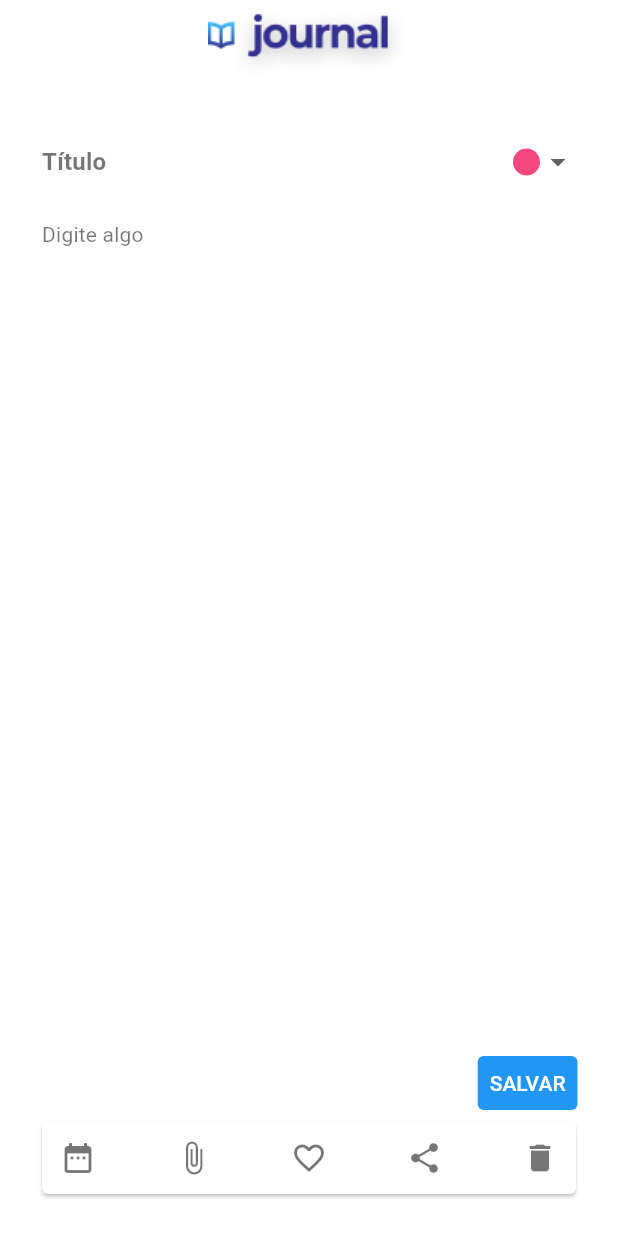
After one commit to Sapa1/bloco_de_notas, a Flutter app: the screen it shows after launch, after a tap on the "add" icon, on a phone screen of 412 x 824 dp. The commit adds this screen. Run offline on Flutter 3.47's test engine with Material 2 defaults, Android fonts, the phone set to English and light mode, and no system bars; missing offline and left inert: animated_card; project files that could hold a hidden picture were left out.

```diff
--- a/lib/src/features/home/home_page.dart
+++ b/lib/src/features/home/home_page.dart
@@ -1,3 +1,4 @@
+import 'package:bloco_de_notas/src/features/new_note/new_note.dart';
 import 'package:bloco_de_notas/src/shared/constants/app_colors.dart';
 import 'package:bloco_de_notas/src/shared/constants/text_styles.dart';
 import 'package:flutter/material.dart';
@@ -67,18 +68,20 @@ class _HomePageState extends State<HomePage> {
                 child: Padding(
                   padding: const EdgeInsets.only(
                     top: 24.0,
-                    bottom: 140.0,
                     left: 40,
                     right: 34,
                   ),
-                  child: Column(
+                  child: Flex(
+                    direction: Axis.vertical,
                     mainAxisAlignment: MainAxisAlignment.start,
                     crossAxisAlignment: CrossAxisAlignment.start,
                     mainAxisSize: MainAxisSize.min,
                     children: [
-                      Text(
-                        'Não importa onde você\nesteja! Guarde suas ideias para depois ;)',
-                        style: TextStyles.roxo24w400Roboto,
+                      Flexible(
+                        child: Text(
+                          'Não importa onde você\nesteja! Guarde suas ideias para depois ;)',
+                          style: TextStyles.roxo24w400Roboto,
+                        ),
                       ),
                       SizedBox(
                         height: 24,
@@ -97,6 +100,13 @@ class _HomePageState extends State<HomePage> {
       ),
       floatingActionButtonLocation: FloatingActionButtonLocation.centerFloat,
       floatingActionButton: InkWell(
+        onTap: () {
+          Navigator.of(context).push(
+            MaterialPageRoute(
+              builder: (BuildContext context) => NewNotePage(),
+            ),
+          );
+        },
         child: Container(
           width: 56,
           height: 56,
--- /dev/null
+++ b/lib/src/features/new_note/new_note.dart
@@ -0,0 +1,251 @@
+import 'package:bloco_de_notas/src/shared/constants/app_colors.dart';
+import 'package:bloco_de_notas/src/shared/constants/text_styles.dart';
+import 'package:flutter/material.dart';
+
+class NewNotePage extends StatefulWidget {
+  const NewNotePage({Key? key}) : super(key: key);
+
+  @override
+  _NewNotePageState createState() => _NewNotePageState();
+}
+
+class _NewNotePageState extends State<NewNotePage> {
+  var save;
+  late DropDownItemData _value;
+  final List<DropDownItemData> list = [
+    DropDownItemData(
+      color: AppColors.rosa,
+      value: 'rosa,',
+    ),
+    DropDownItemData(
+      color: AppColors.verde,
+      value: 'verde',
+    ),
+    DropDownItemData(
+      color: AppColors.roxo,
+      value: 'roxo,',
+    ),
+    DropDownItemData(
+      color: AppColors.ciano,
+      value: 'ciano',
+    ),
+    DropDownItemData(
+      color: AppColors.amarelo,
+      value: 'amarelo',
+    ),
+  ];
+
+  @override
+  void initState() {
+    _value = list[0];
+    super.initState();
+  }
+
+  @override
+  Widget build(BuildContext context) {
+    return Scaffold(
+      backgroundColor: Colors.white,
+      appBar: AppBar(
+        title: Image.asset(
+          'assets/images/app_bar_logo.png',
+        ),
+        backgroundColor: Colors.white,
+        centerTitle: true,
+        elevation: 0,
+      ),
+      body: Stack(
+        children: [
+          SingleChildScrollView(
+            child: Padding(
+              padding: const EdgeInsets.all(28.0),
+              child: Column(
+                mainAxisAlignment: MainAxisAlignment.start,
+                children: [
+                  Flex(
+                    direction: Axis.horizontal,
+                    children: [
+                      Expanded(
+                        child: TextField(
+                          decoration: InputDecoration(
+                            hintText: 'Título',
+                            hintStyle: TextStyle(
+                              fontFamily: 'Roboto',
+                              fontWeight: FontWeight.w700,
+                              fontSize: 16,
+                              letterSpacing: 0.15,
+                              color: Colors.black.withOpacity(0.54),
+                            ),
+                            labelStyle: TextStyle(
+                              fontFamily: 'Roboto',
+                              fontWeight: FontWeight.w700,
+                              fontSize: 16,
+                              letterSpacing: 0.15,
+                              color: Colors.black.withOpacity(0.54),
+                            ),
+                            border: InputBorder.none,
+                            enabledBorder: InputBorder.none,
+                            focusedBorder: InputBorder.none,
+                            disabledBorder: InputBorder.none,
+                            focusedErrorBorder: InputBorder.none,
+                          ),
+                        ),
+                      ),
+                      DropdownButton(
+                        underline: Container(),
+                        onChanged: (value) {
+                          setState(() {
+                            _value = value as DropDownItemData;
+                          });
+                        },
+                        value: _value,
+                        selectedItemBuilder: (BuildContext context) {
+                          return list.map<Widget>((DropDownItemData item) {
+                            return Center(
+                              child: Container(
+                                width: 18,
+                                height: 18,
+                                decoration: BoxDecoration(
+                                  color: _value.color,
+                                  shape: BoxShape.circle,
+                                ),
+                              ),
+                            );
+                          }).toList();
+                        },
+                        focusColor: Colors.transparent,
+                        items: list
+                            .map(
+                              (e) => DropdownMenuItem(
+                                value: e,
+                                child: Center(
+                                  child: Container(
+                                    width: 18,
+                                    height: 18,
+                                    decoration: BoxDecoration(
+                                      color: e.color,
+                                      shape: BoxShape.circle,
+                                    ),
+                                  ),
+                                ),
+                              ),
+                            )
+                            .toList(),
+                      ),
+                    ],
+                  ),
+                  TextField(
+                    maxLines: null,
+                    minLines: null,
+                    decoration: InputDecoration(
+                      hintText: 'Digite algo',
+                      hintStyle: TextStyle(
+                        fontFamily: 'Roboto',
+                        fontSize: 14,
+                        fontWeight: FontWeight.w400,
+                        letterSpacing: 0.15,
+                        color: Colors.black.withOpacity(0.54),
+                      ),
+                      border: InputBorder.none,
+                      enabledBorder: InputBorder.none,
+                      focusedBorder: InputBorder.none,
+                      disabledBorder: InputBorder.none,
+                      focusedErrorBorder: InputBorder.none,
+                    ),
+                  ),
+                  SizedBox(
+                    height: 24,
+                  ),
+                ],
+              ),
+            ),
+          ),
+          Visibility(
+            visible: MediaQuery.of(context).viewInsets.bottom == 0,
+            child: Align(
+              alignment: Alignment.bottomCenter,
+              child: Padding(
+                padding: const EdgeInsets.only(
+                  left: 24.0,
+                  right: 24,
+                  bottom: 24,
+                ),
+                child: SafeArea(
+                  bottom: true,
+                  child: Card(
+                    child: Row(
+                      mainAxisAlignment: MainAxisAlignment.spaceBetween,
+                      children: [
+                        IconButton(
+                          onPressed: () {},
+                          icon: Icon(
+                            Icons.date_range,
+                            color: Colors.black.withOpacity(0.54),
+                          ),
+                        ),
+                        IconButton(
+                          onPressed: () {},
+                          icon: Icon(
+                            Icons.attach_file_outlined,
+                            color: Colors.black.withOpacity(0.54),
+                          ),
+                        ),
+                        IconButton(
+                          onPressed: () {},
+                          icon: Icon(
+                            Icons.favorite_border,
+                            color: Colors.black.withOpacity(0.54),
+                          ),
+                        ),
+                        IconButton(
+                          onPressed: () {},
+                          icon: Icon(
+                            Icons.share,
+                            color: Colors.black.withOpacity(0.54),
+                          ),
+                        ),
+                        IconButton(
+                          onPressed: () {},
+                          icon: Icon(
+                            Icons.delete,
+                            color: Colors.black.withOpacity(0.54),
+                          ),
+                        ),
+                      ],
+                    ),
+                  ),
+                ),
+              ),
+            ),
+          ),
+          Align(
+            alignment: Alignment.bottomRight,
+            child: Padding(
+              padding: const EdgeInsets.only(bottom: 78.0, right: 27),
+              child: TextButton(
+                style: ButtonStyle(
+                    backgroundColor: MaterialStateProperty.all(Colors.blue)),
+                onPressed: () {},
+                child: Text(
+                  'SALVAR',
+                  style: TextStyle(
+                    color: Colors.white,
+                    fontFamily: 'Roboto',
+                    fontWeight: FontWeight.w500,
+                    fontSize: 14,
+                  ),
+                ),
+              ),
+            ),
+          ),
+        ],
+      ),
+    );
+  }
+}
+
+class DropDownItemData {
+  final Color color;
+  final String value;
+
+  DropDownItemData({required this.color, required this.value});
+}
--- a/lib/src/features/splash/splash_page.dart
+++ b/lib/src/features/splash/splash_page.dart
@@ -88,7 +88,8 @@ class _SplashPageState extends State<SplashPage> {
               duration: Duration(seconds: 1),
               child: Align(
                 alignment: Alignment.bottomCenter,
-                child: Column(
+                child: Flex(
+                  direction: Axis.vertical,
                   crossAxisAlignment: CrossAxisAlignment.center,
                   mainAxisSize: MainAxisSize.min,
                   children: [
--- a/pubspec.yaml
+++ b/pubspec.yaml
@@ -29,6 +29,7 @@ dependencies:
   # Use with the CupertinoIcons class for iOS style icons.
   cupertino_icons: ^1.0.2
   animated_card: ^2.0.0
+  shared_preferences: ^2.0.6
 
 dev_dependencies:
   flutter_test:
```
Also changed, not shown: assets/images/app_bar_logo.png (added), pubspec.lock.
